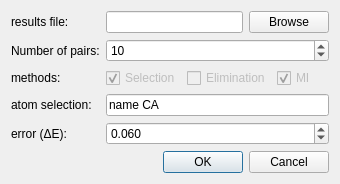
Above: gui/GetInformativePairsDialog.ui from Fluorescence-Tools/Olga before the change. Below: the same form after it.
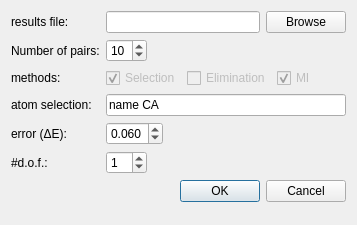
That is the form after the change.

Commit message: Let user specify the #d.f. in pair selection wizzard

```diff
--- a/gui/GetInformativePairsDialog.ui
+++ b/gui/GetInformativePairsDialog.ui
@@ -6,8 +6,8 @@
    <rect>
     <x>0</x>
     <y>0</y>
-    <width>340</width>
-    <height>181</height>
+    <width>357</width>
+    <height>225</height>
    </rect>
   </property>
   <property name="windowTitle">
@@ -56,6 +56,8 @@
     </widget>
    </item>
    <item row="1" column="1">
+    <layout class="QHBoxLayout" name="horizontalLayout_3">
+     <item>
     <widget class="QSpinBox" name="maxPairs">
      <property name="enabled">
       <bool>true</bool>
@@ -65,6 +67,21 @@
      </property>
     </widget>
    </item>
+     <item>
+      <spacer name="horizontalSpacer_3">
+       <property name="orientation">
+        <enum>Qt::Horizontal</enum>
+       </property>
+       <property name="sizeHint" stdset="0">
+        <size>
+         <width>40</width>
+         <height>20</height>
+        </size>
+       </property>
+      </spacer>
+     </item>
+    </layout>
+   </item>
    <item row="2" column="0">
     <widget class="QLabel" name="label_3">
      <property name="text">
@@ -113,6 +130,19 @@
        </property>
       </widget>
      </item>
+     <item>
+      <spacer name="horizontalSpacer_4">
+       <property name="orientation">
+        <enum>Qt::Horizontal</enum>
+       </property>
+       <property name="sizeHint" stdset="0">
+        <size>
+         <width>40</width>
+         <height>20</height>
+        </size>
+       </property>
+      </spacer>
+     </item>
     </layout>
    </item>
    <item row="3" column="0">
@@ -146,6 +176,8 @@
     </widget>
    </item>
    <item row="4" column="1">
+    <layout class="QHBoxLayout" name="horizontalLayout_4">
+     <item>
     <widget class="QDoubleSpinBox" name="errorSpinBox">
      <property name="enabled">
       <bool>true</bool>
@@ -164,7 +196,56 @@
      </property>
     </widget>
    </item>
-   <item row="5" column="0" colspan="2">
+     <item>
+      <spacer name="horizontalSpacer_2">
+       <property name="orientation">
+        <enum>Qt::Horizontal</enum>
+       </property>
+       <property name="sizeHint" stdset="0">
+        <size>
+         <width>40</width>
+         <height>20</height>
+        </size>
+       </property>
+      </spacer>
+     </item>
+    </layout>
+   </item>
+   <item row="5" column="0">
+    <widget class="QLabel" name="label_6">
+     <property name="whatsThis">
+      <string>&lt;html&gt;&lt;head/&gt;&lt;body&gt;&lt;p&gt;Number of relevant fit parameters in the underlying confromational ensemble.&lt;/p&gt;&lt;/body&gt;&lt;/html&gt;</string>
+     </property>
+     <property name="text">
+      <string>#d.o.f.:</string>
+     </property>
+    </widget>
+   </item>
+   <item row="5" column="1">
+    <layout class="QHBoxLayout" name="horizontalLayout_5">
+     <item>
+      <widget class="QSpinBox" name="numFitParams">
+       <property name="value">
+        <number>1</number>
+       </property>
+      </widget>
+     </item>
+     <item>
+      <spacer name="horizontalSpacer">
+       <property name="orientation">
+        <enum>Qt::Horizontal</enum>
+       </property>
+       <property name="sizeHint" stdset="0">
+        <size>
+         <width>40</width>
+         <height>20</height>
+        </size>
+       </property>
+      </spacer>
+     </item>
+    </layout>
+   </item>
+   <item row="6" column="1">
     <widget class="QDialogButtonBox" name="buttonBox">
      <property name="orientation">
       <enum>Qt::Horizontal</enum>
```
Lines whose indentation alone changed are shown as unchanged. The commit also changes 3 other files.
